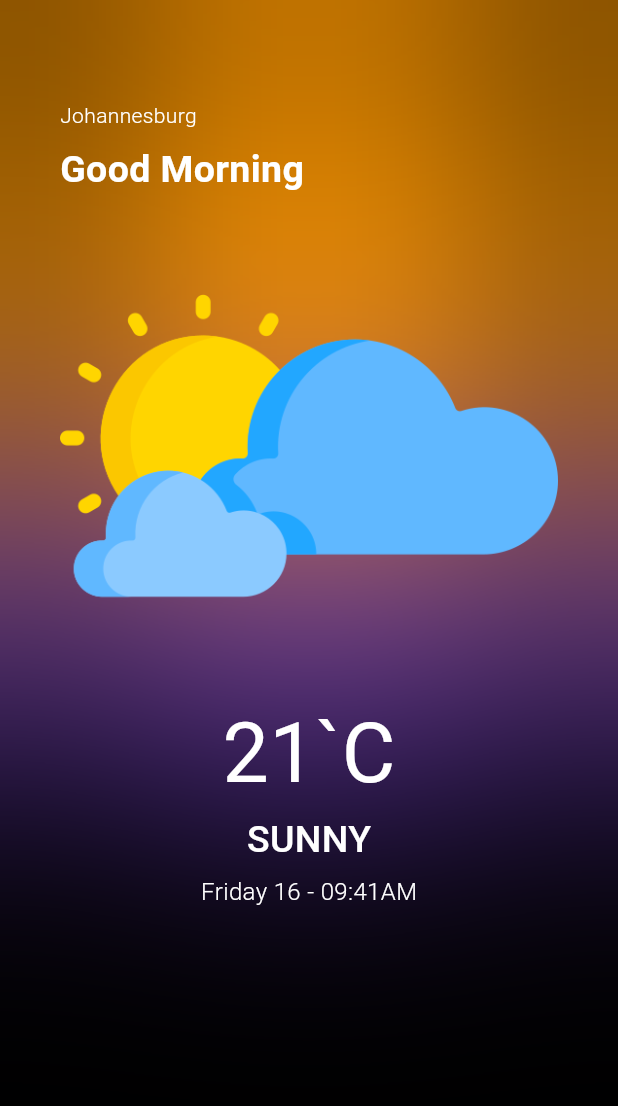
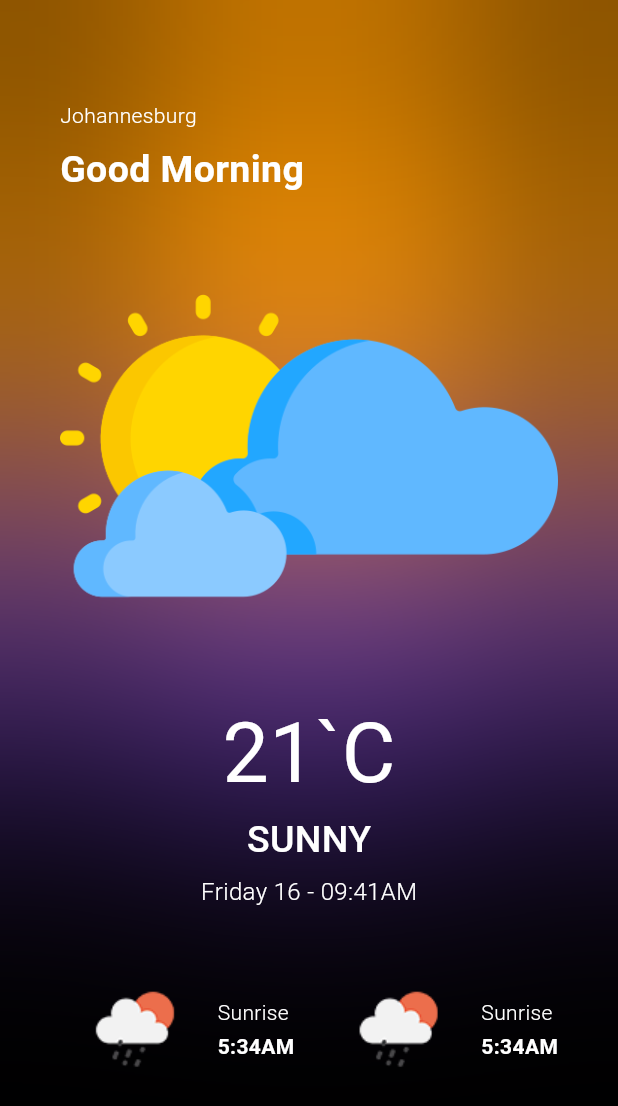
Before and after one commit to successismycolin/weather-app, a Flutter app: the screen it shows after launch, on a phone screen of 412 x 824 dp. Shown: the top 1106 px of the screen. Run offline on Flutter 3.47's test engine with Material 3 defaults, Android fonts, the phone set to English and light mode, and no system bars; our stand-ins replace bloc.

Commit message:
Sunrise and sunset information

```diff
--- a/lib/screens/home_screen.dart
+++ b/lib/screens/home_screen.dart
@@ -120,7 +120,70 @@ class HomeScreen extends StatelessWidget {
                           fontWeight: FontWeight.w300,
                         ),
                       ),
-                    )
+                    ),
+                    const SizedBox(height: 30),
+                    Row(
+                      mainAxisAlignment: MainAxisAlignment.spaceBetween,
+                      children: [
+                        Row(
+                          children: [
+                            Image.asset(
+                              'assets/1.png',
+                            ),
+                            const SizedBox(width: 5),
+                            const Column(
+                              crossAxisAlignment: CrossAxisAlignment.start,
+                              children: [
+                                Text(
+                                  'Sunrise',
+                                    style: TextStyle(
+                                    color: Colors.white,
+                                    fontWeight: FontWeight.w300,
+                                  ),
+                                ),
+                                SizedBox(height: 3),
+                                Text(
+                                  '5:34AM',
+                                  style: TextStyle(
+                                    color: Colors.white,
+                                    fontWeight: FontWeight.w700,
+                                  ),
+                                ),
+                              ],
+                            ),
+                          ],
+                        ),
+                        Row(
+                          mainAxisAlignment: MainAxisAlignment.spaceBetween,
+                          children: [
+                            Image.asset(
+                              'assets/1.png',
+                            ),
+                            const SizedBox(width: 5),
+                            const Column(
+                              crossAxisAlignment: CrossAxisAlignment.start,
+                              children: [
+                                Text(
+                                  'Sunrise',
+                                  style: TextStyle(
+                                    color: Colors.white,
+                                    fontWeight: FontWeight.w300,
+                                  ),
+                                ),
+                                SizedBox(height: 3),
+                                Text(
+                                  '5:34AM',
+                                  style: TextStyle(
+                                    color: Colors.white,
+                                    fontWeight: FontWeight.w700,
+                                  ),
+                                ),
+                              ],
+                            ),
+                          ],
+                        ),
+                      ],
+                    ),
                   ],
                 ),
               ),
```
